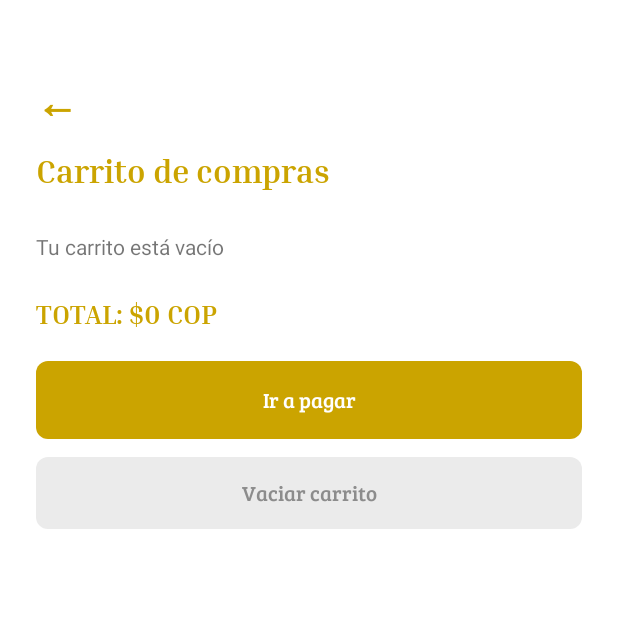
After one commit to juliethsantana3142-ops/MaisonSantana, an Android app: the CarritoActivity screen opened directly, with no data from a screen before it, on a phone screen of 412 x 824 dp, the top half of it. The commit adds this screen. Run offline under Robolectric (Android 15) with nearby library versions, the phone set to English and light mode, and no system bars.

Commit message:
Carrito de compras

```diff
--- a/app/src/main/AndroidManifest.xml
+++ b/app/src/main/AndroidManifest.xml
@@ -27,6 +27,7 @@
         <activity android:name=".RecuperarActivity" android:exported="false" />
         <activity android:name=".InicioActivity" android:exported="false" />
         <activity android:name=".DetalleActivity" android:exported="false" />
+        <activity android:name=".CarritoActivity" android:exported="false" />
         <activity android:name=".PagoActivity" android:exported="false" />
         <activity android:name=".VendedorActivity" android:exported="false" />
         <activity android:name=".AdminActivity" android:exported="false" />
--- /dev/null
+++ b/app/src/main/java/com/maisonsantana/app/CarritoActivity.kt
@@ -0,0 +1,78 @@
+package com.maisonsantana.app
+
+import android.content.Context
+import android.content.Intent
+import android.os.Bundle
+import android.widget.Button
+import android.widget.TextView
+import android.widget.Toast
+import android.widget.LinearLayout
+import androidx.appcompat.app.AppCompatActivity
+
+class CarritoActivity : AppCompatActivity() {
+
+    override fun onCreate(savedInstanceState: Bundle?) {
+        super.onCreate(savedInstanceState)
+        setContentView(R.layout.activity_carrito)
+
+        findViewById<TextView>(R.id.btnVolverCarrito).setOnClickListener { finish() }
+
+        findViewById<Button>(R.id.btnVaciar).setOnClickListener {
+            getSharedPreferences("carrito", Context.MODE_PRIVATE).edit().clear().apply()
+            mostrarCarrito()
+        }
+
+        findViewById<Button>(R.id.btnIrPagar).setOnClickListener {
+            if (leerItems().isEmpty()) {
+                Toast.makeText(this, "Tu carrito está vacío", Toast.LENGTH_SHORT).show()
+            } else {
+                startActivity(Intent(this, PagoActivity::class.java))
+            }
+        }
+
+        mostrarCarrito()
+    }
+
+    override fun onResume() {
+        super.onResume()
+        mostrarCarrito()
+    }
+
+    private fun leerItems(): List<List<String>> {
+        val texto = getSharedPreferences("carrito", Context.MODE_PRIVATE)
+            .getString("items", "") ?: ""
+        return texto.split("\n").filter { it.isNotBlank() }.map { it.split("|") }
+    }
+
+    private fun mostrarCarrito() {
+        val contenedor = findViewById<LinearLayout>(R.id.contenedorCarrito)
+        contenedor.removeAllViews()
+        var total = 0
+        val items = leerItems()
+
+        if (items.isEmpty()) {
+            val vacio = TextView(this)
+            vacio.text = "Tu carrito está vacío"
+            vacio.setPadding(0, 40, 0, 0)
+            contenedor.addView(vacio)
+        }
+
+        for (item in items) {
+            val nombre = item[0]
+            val precio = item[1].toInt()
+            val cantidad = item[2].toInt()
+            val talla = item[3]
+            total += precio * cantidad
+
+            val fila = TextView(this)
+            fila.text = "$nombre\nTalla $talla  x$cantidad  -  $" +
+                    String.format("%,d", precio * cantidad) + " COP"
+            fila.setPadding(0, 28, 0, 0)
+            fila.setTextColor(getColor(R.color.text_brown))
+            contenedor.addView(fila)
+        }
+
+        findViewById<TextView>(R.id.tvTotalCarrito).text =
+            "TOTAL: $" + String.format("%,d", total) + " COP"
+    }
+}
--- /dev/null
+++ b/app/src/main/res/layout/activity_carrito.xml
@@ -0,0 +1,81 @@
+<?xml version="1.0" encoding="utf-8"?>
+<LinearLayout xmlns:android="http://schemas.android.com/apk/res/android"
+    android:layout_width="match_parent"
+    android:layout_height="match_parent"
+    android:background="@color/white"
+    android:orientation="vertical">
+
+    <ScrollView
+        android:layout_width="match_parent"
+        android:layout_height="0dp"
+        android:layout_weight="1">
+
+        <LinearLayout
+            android:layout_width="match_parent"
+            android:layout_height="wrap_content"
+            android:orientation="vertical"
+            android:padding="24dp">
+
+            <TextView
+                android:id="@+id/btnVolverCarrito"
+                android:layout_width="48dp"
+                android:layout_height="48dp"
+                android:layout_marginTop="20dp"
+                android:gravity="center_vertical"
+                android:text="←"
+                android:textColor="@color/gold"
+                android:textSize="28sp"
+                android:textStyle="bold" />
+
+            <TextView
+                android:layout_width="wrap_content"
+                android:layout_height="wrap_content"
+                android:layout_marginTop="8dp"
+                android:fontFamily="@font/inria_serif_bold"
+                android:text="Carrito de compras"
+                android:textColor="@color/gold"
+                android:textSize="22sp" />
+
+            <LinearLayout
+                android:id="@+id/contenedorCarrito"
+                android:layout_width="match_parent"
+                android:layout_height="wrap_content"
+                android:orientation="vertical" />
+
+            <TextView
+                android:id="@+id/tvTotalCarrito"
+                android:layout_width="match_parent"
+                android:layout_height="wrap_content"
+                android:layout_marginTop="24dp"
+                android:fontFamily="@font/inria_serif_bold"
+                android:textColor="@color/gold"
+                android:textSize="18sp" />
+
+            <Button
+                android:id="@+id/btnIrPagar"
+                android:layout_width="match_parent"
+                android:layout_height="52dp"
+                android:layout_marginTop="20dp"
+                android:background="@drawable/bg_button_gold"
+                android:backgroundTint="@null"
+                android:fontFamily="@font/bree_serif"
+                android:stateListAnimator="@null"
+                android:text="Ir a pagar"
+                android:textAllCaps="false"
+                android:textColor="@color/white" />
+
+            <Button
+                android:id="@+id/btnVaciar"
+                android:layout_width="match_parent"
+                android:layout_height="48dp"
+                android:layout_marginTop="12dp"
+                android:background="@drawable/bg_button_gray"
+                android:backgroundTint="@null"
+                android:fontFamily="@font/bree_serif"
+                android:stateListAnimator="@null"
+                android:text="Vaciar carrito"
+                android:textAllCaps="false"
+                android:textColor="@color/text_muted" />
+        </LinearLayout>
+    </ScrollView>
+</LinearLayout>
```
Also changed, not shown: app/src/main/java/com/maisonsantana/app/DetalleActivity.kt (+8 -7 lines), app/src/main/java/com/maisonsantana/app/InicioActivity.kt (+3 -9 lines), app/src/main/java/com/maisonsantana/app/PagoActivity.kt (+23 -9 lines).
